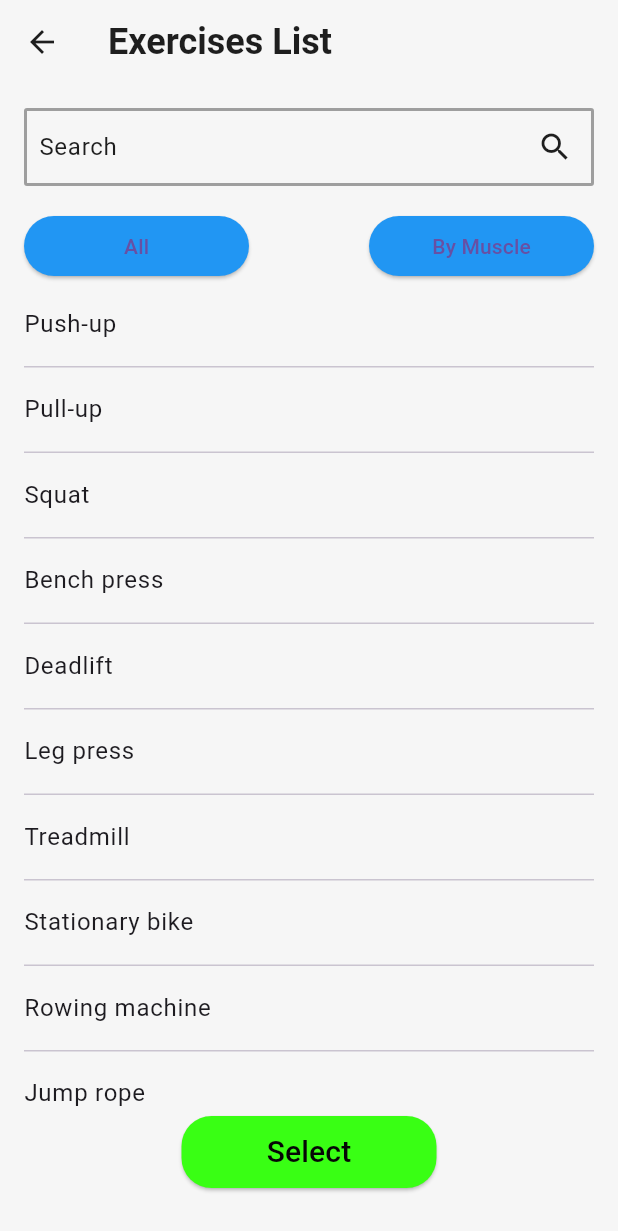
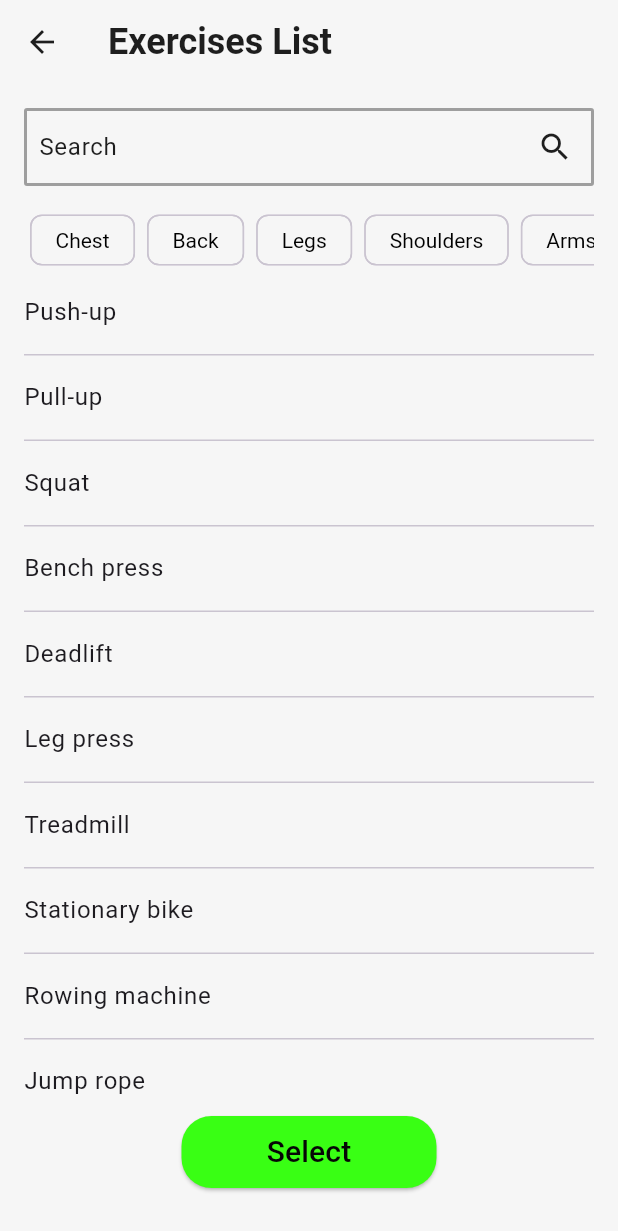
Before and after one commit to TakeOff30/fit_rep, a Flutter app: the ExercisesSelection screen opened directly, on a phone screen of 412 x 824 dp. Shown: the top 1231 px of the screen. Run offline on Flutter 3.47's test engine with Material 3 defaults, Android fonts, the phone set to English and light mode, and no system bars; our stand-ins replace fl_chart, table_calendar.

Commit message:
addmuscles tags

```diff
--- a/lib/screens/exercises_selection.dart
+++ b/lib/screens/exercises_selection.dart
@@ -1,5 +1,4 @@
 import 'package:flutter/material.dart';
-import 'package:fit_rep/screens/muscles_list.dart';
 import 'package:fit_rep/config.dart';
 import 'package:fit_rep/models/exercise.dart';
 
@@ -10,6 +9,14 @@ class ExercisesSelection extends StatefulWidget {
 
 class _ExercisesSelectionState extends State<ExercisesSelection> {
   int _selectedIndex = -1;
+  String? selectedMuscle; // Variable to keep track of the selected muscle
+  final List<String> muscles = [
+    'Chest',
+    'Back',
+    'Legs',
+    'Shoulders',
+    'Arms'
+  ]; // Example list of muscles
 
   @override
   Widget build(BuildContext context) {
@@ -37,10 +44,8 @@ class _ExercisesSelectionState extends State<ExercisesSelection> {
                       decoration: InputDecoration(
                         hintText: 'Search',
                         border: InputBorder.none,
-                        contentPadding:
-                            EdgeInsets.all(8.0),
-                        isDense:
-                            true, // remove the default padding of the TextField
+                        contentPadding: EdgeInsets.all(8.0),
+                        isDense: true,
                       ),
                     ),
                   ),
@@ -54,39 +59,32 @@ class _ExercisesSelectionState extends State<ExercisesSelection> {
               ),
             ),
             SizedBox(height: 16.0),
-            Row(
-              mainAxisAlignment: MainAxisAlignment.spaceBetween,
-              children: <Widget>[
-                ElevatedButton(
-                  onPressed: () {},
-                  child: Text('All'),
-                  style: ElevatedButton.styleFrom(
-                    fixedSize: Size(150, 36),
-                    backgroundColor: Colors.blue,
-                    padding: EdgeInsets.all(8),
-                    shape: RoundedRectangleBorder(
-                      borderRadius: BorderRadius.circular(20),
+            Container(
+              height: 40.0, // Set a fixed height for the chips container
+              child: ListView.builder(
+                scrollDirection: Axis.horizontal,
+                itemCount: muscles.length,
+                itemBuilder: (context, index) {
+                  return Padding(
+                    padding: const EdgeInsets.symmetric(horizontal: 4.0),
+                    child: ChoiceChip(
+                      label: Text(muscles[index]),
+                      selected: selectedMuscle == muscles[index],
+                      onSelected: (bool selected) {
+                        setState(() {
+                          if (selected) {
+                            selectedMuscle = muscles[index];
+                          }
+                        });
+                      },
+                      backgroundColor: Colors.grey[300],
+                      selectedColor: Colors.blue,
+                      labelStyle: TextStyle(
+                          color: selectedMuscle == muscles[index] ? Colors.white : Colors.black),
                     ),
-                  ),
-                ),
-                ElevatedButton( //redirect to muscles_list.dart
-                  onPressed: () {
-                    Navigator.push(
-                      context,
-                      MaterialPageRoute(builder: (context) => MusclesList()),
-                    );
-                  },
-                  child: Text('By Muscle'),
-                  style: ElevatedButton.styleFrom(
-                    fixedSize: Size(150, 36),
-                    backgroundColor: Colors.blue,
-                    padding: EdgeInsets.all(8),
-                    shape: RoundedRectangleBorder(
-                      borderRadius: BorderRadius.circular(20),
-                    ),
-                  ),
-                ),
-              ],
+                  );
+                },
+              ),
             ),
             Expanded(
               child: ListView.builder(
@@ -97,8 +95,7 @@ class _ExercisesSelectionState extends State<ExercisesSelection> {
                       ListTile(
                         contentPadding: EdgeInsets.zero,
                         title: Text(fitRepExercises[index].name),
-                        trailing:
-                            _selectedIndex == index ? Icon(Icons.check) : null,
+                        trailing: _selectedIndex == index ? Icon(Icons.check) : null,
                         onTap: () {
                           setState(() {
                             _selectedIndex = index;
```
Also changed, not shown: lib/screens/muscle_exercises.dart (deleted, +0 -121 lines), lib/screens/muscles_list.dart (deleted, +0 -127 lines).
